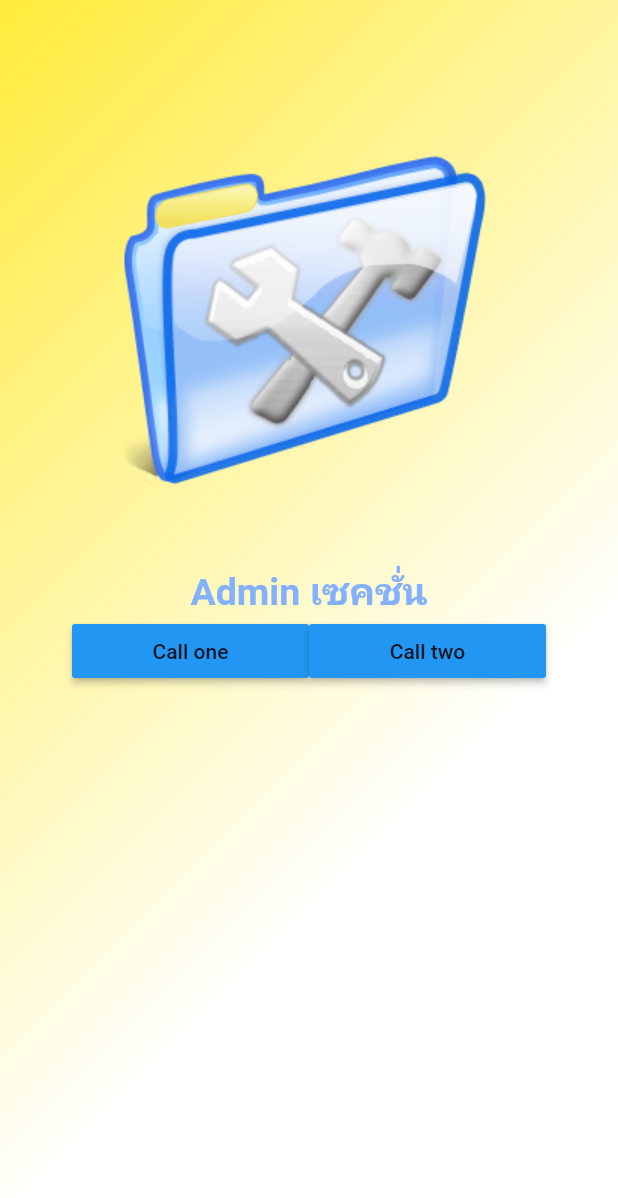
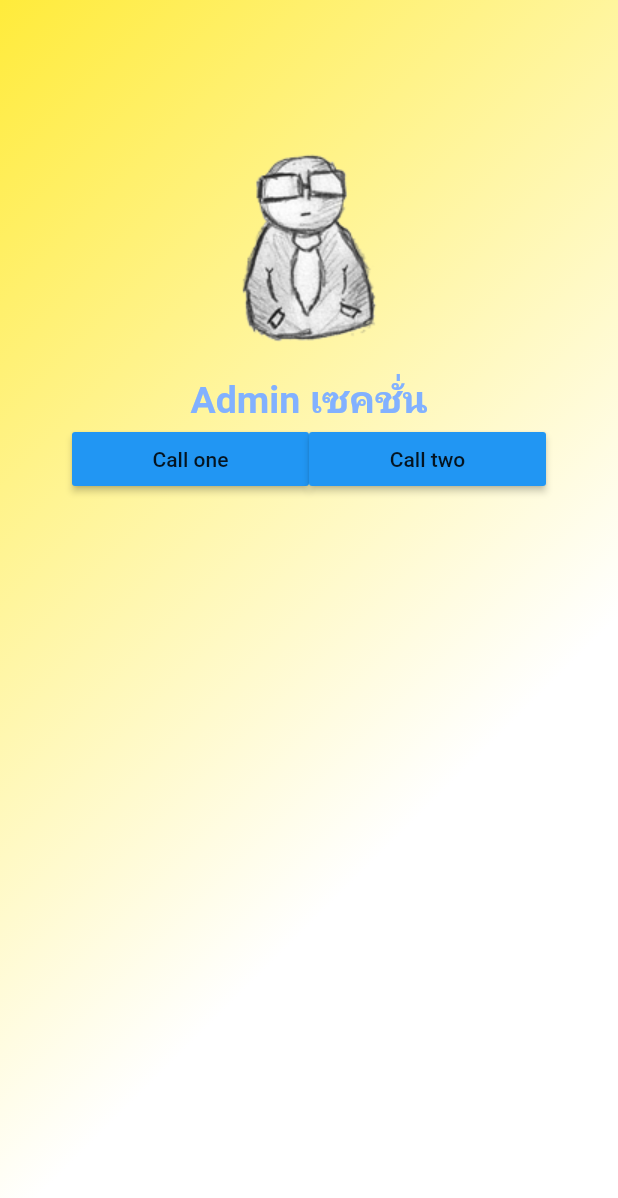
Before and after one commit to jakapun/timestamp, a Flutter app: the AdminSec screen opened directly, on a phone screen of 412 x 824 dp. Shown: the top 1198 px of the screen. Run offline on Flutter 3.47's test engine with Material 2 defaults, Android fonts, the phone set to English and light mode, and no system bars; our stand-ins replace image_picker, location; missing offline and left inert: barcode_scan; Roboto replaces fonts that are missing (Pridi).

```diff
--- a/lib/screens/admin.dart
+++ b/lib/screens/admin.dart
@@ -9,7 +9,7 @@ class AdminSec extends StatefulWidget {
 class _AdminSecState extends State<AdminSec> {
 
   Widget showLogo() {
-    return Image.asset('images/icon_admin.png');
+    return Image.asset('images/icon_admin2.png');
   }
 
   // App Name
--- a/pubspec.yaml
+++ b/pubspec.yaml
@@ -50,6 +50,7 @@ flutter:
    - images/wallpaper.jpg
    - images/pic.png
    - images/icon_admin.png
+   - images/icon_admin2.png
 
   # An image asset can refer to one or more resolution-specific "variants", see
   # https://flutter.dev/assets-and-images/#resolution-aware.
```
Also changed, not shown: images/icon_admin2.png (added).
